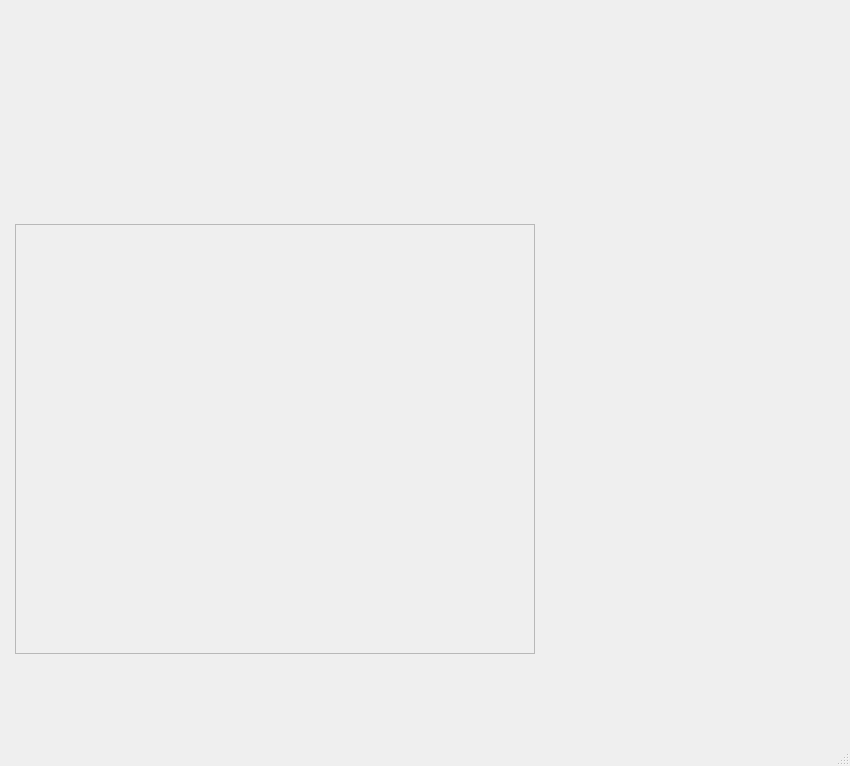
Old version of the form qt-designer/main_window.ui in the repository marcos-188/deadlock-stats.
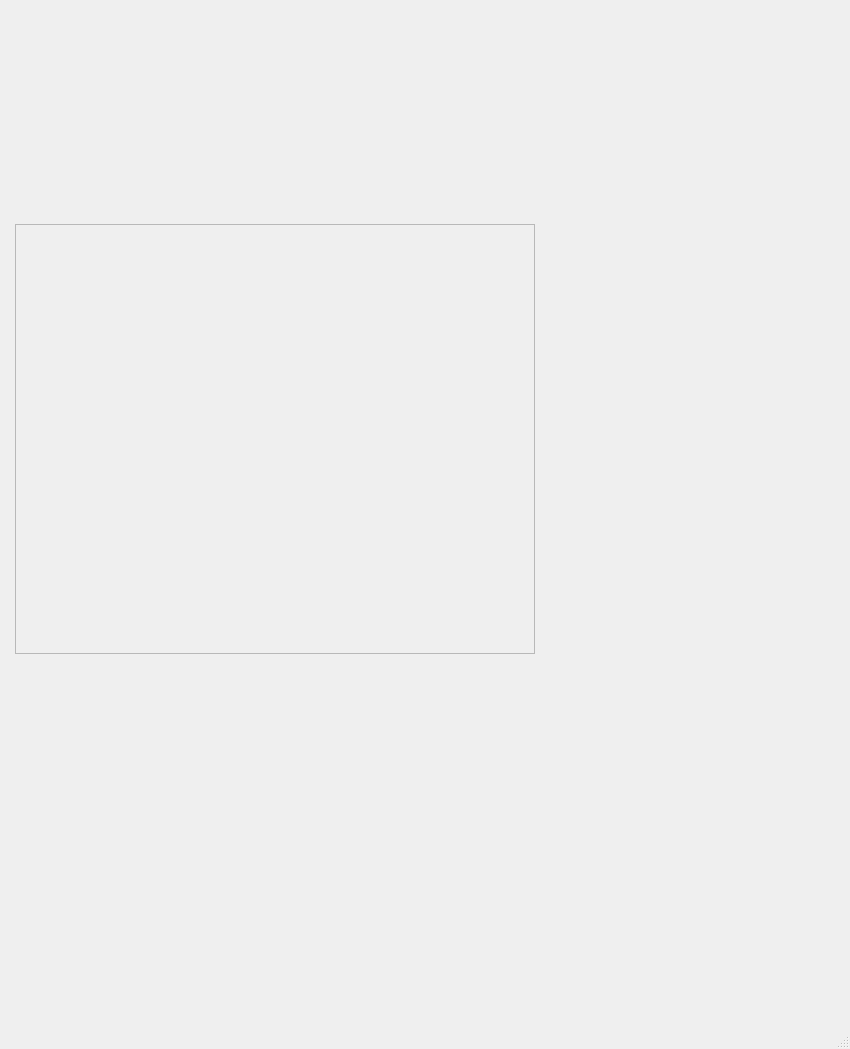
New version of the form.

What changed in the file:
```diff
--- a/qt-designer/main_window.ui
+++ b/qt-designer/main_window.ui
@@ -7,7 +7,7 @@
     <x>0</x>
     <y>0</y>
     <width>850</width>
-    <height>766</height>
+    <height>1049</height>
    </rect>
   </property>
   <property name="sizePolicy">
@@ -74,20 +74,7 @@
       <layout class="QVBoxLayout" name="header_layout"/>
      </widget>
     </item>
-    <item row="0" column="2">
-     <spacer name="horizontalSpacer">
-      <property name="orientation">
-       <enum>Qt::Orientation::Horizontal</enum>
-      </property>
-      <property name="sizeHint" stdset="0">
-       <size>
-        <width>40</width>
-        <height>20</height>
-       </size>
-      </property>
-     </spacer>
-    </item>
-    <item row="0" column="1" rowspan="2">
+    <item row="0" column="2" rowspan="2">
      <widget class="QWidget" name="overwiewWidget" native="true">
       <property name="sizePolicy">
        <sizepolicy hsizetype="Expanding" vsizetype="Expanding">
@@ -146,7 +133,20 @@
       </layout>
      </widget>
     </item>
-    <item row="1" column="0">
+    <item row="0" column="3">
+     <spacer name="horizontalSpacer">
+      <property name="orientation">
+       <enum>Qt::Orientation::Horizontal</enum>
+      </property>
+      <property name="sizeHint" stdset="0">
+       <size>
+        <width>40</width>
+        <height>20</height>
+       </size>
+      </property>
+     </spacer>
+    </item>
+    <item row="1" column="0" colspan="2">
      <widget class="QWidget" name="maincontentWidget" native="true">
       <layout class="QHBoxLayout" name="horizontalLayout">
        <property name="leftMargin">
@@ -210,7 +210,7 @@
       </layout>
      </widget>
     </item>
-    <item row="2" column="0">
+    <item row="2" column="1">
      <widget class="QWidget" name="pagesWidget" native="true"/>
     </item>
    </layout>
```
